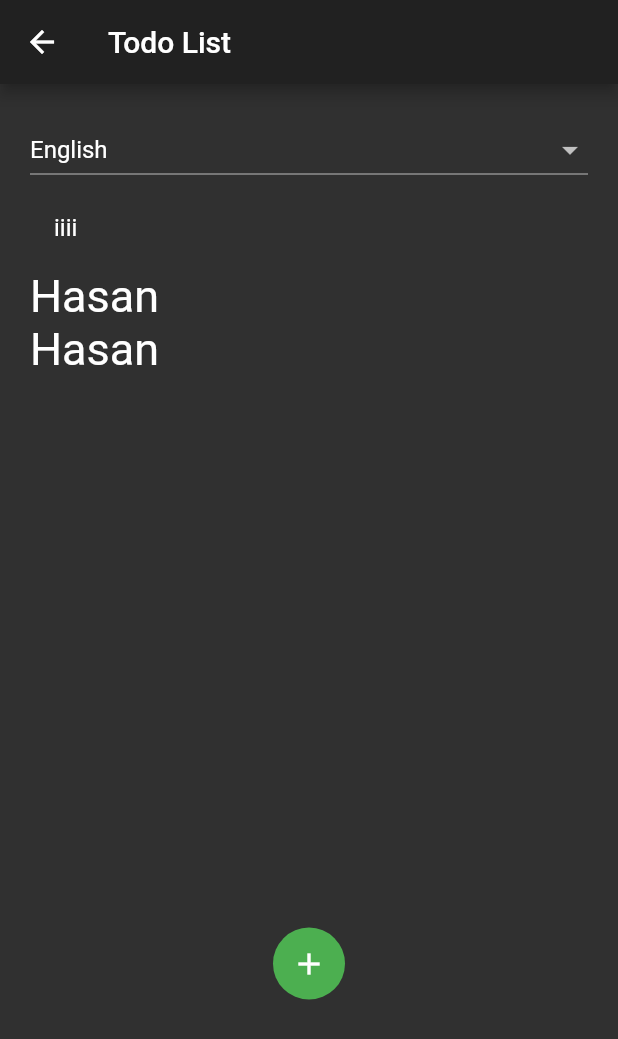
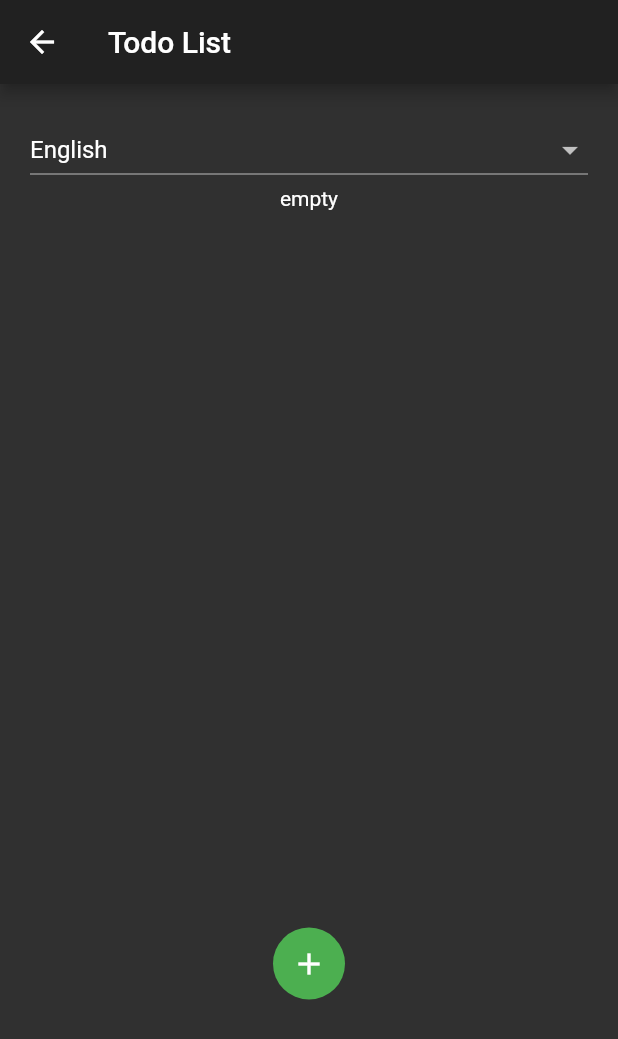
Before and after one commit to hasangenc0/personal-toolbox, a Flutter app: the screen it shows after launch, after a tap on "Todo List", on a phone screen of 412 x 824 dp. Shown: the top 1039 px of the screen. Run offline on Flutter 3.47's test engine with Material 2 defaults, Android fonts, the phone set to English and light mode, and no system bars; our stand-ins replace easy_localization, sqflite; accounts and stored records are empty.

Commit message:
add todolist

```diff
--- a/lib/views/screens/todoList.dart
+++ b/lib/views/screens/todoList.dart
@@ -1,10 +1,57 @@
 import 'package:easy_localization/easy_localization.dart';
 import 'package:flutter/cupertino.dart';
 import 'package:flutter/material.dart';
+import 'package:personal_toolbox/models/todoList.dart';
+import 'package:personal_toolbox/services/todoListService.dart';
 import 'package:personal_toolbox/views/widgets/languageSwitch.dart';
 import 'package:personal_toolbox/views/widgets/todoItem.dart';
 
-class TodoList extends StatelessWidget {
+class TodoList extends StatefulWidget {
+  final service = TodoListService();
+  @override
+  TodoListState createState() => TodoListState();
+}
+
+class TodoListState extends State<TodoList> {
+  List<TodoItemModel> items;
+  void addItem(TodoItemModel value) {
+    widget.service.addItem(value).then((value) => {this.getItems()});
+  }
+
+  void updateItem(TodoItemModel value) {
+    widget.service.updateItem(value).then((value) => {this.getItems()});
+  }
+
+  void getItems() async {
+    List<TodoItemModel> _items = await widget.service.getItems();
+
+    if (_items.isNotEmpty) {
+      setState(() {
+        items = _items;
+      });
+    }
+  }
+
+  void addEmptyItem() {
+    if ((items != null &&
+        items.isNotEmpty &&
+        (items.first.id == null ||
+            items.first.title == null ||
+            items.first.title == ''))) {
+      return;
+    }
+    setState(() {
+      List rest = items != null ? items : [];
+      items = [TodoItemModel(null, '', '', false, false), ...rest];
+    });
+  }
+
+  @override
+  void initState() {
+    super.initState();
+    this.getItems();
+  }
+
   @override
   Widget build(BuildContext context) {
     return Scaffold(
@@ -20,22 +67,24 @@ class TodoList extends StatelessWidget {
                   height: MediaQuery.of(context).size.height * 0.60,
                   child: Column(children: <Widget>[
                     Expanded(
-                        child: ListView(
-                      scrollDirection: Axis.vertical,
-                      shrinkWrap: true,
-                      physics: const AlwaysScrollableScrollPhysics(),
-                      children: <Widget>[
-                        TodoItem(),
-                        Text(
-                          'Hasan',
-                          style: TextStyle(fontSize: 30),
-                        ),
-                        Text(
-                          'Hasan',
-                          style: TextStyle(fontSize: 30),
-                        )
-                      ],
-                    )),
+                      child: items != null && items.length > 0
+                          ? ListView.builder(
+                              scrollDirection: Axis.vertical,
+                              shrinkWrap: true,
+                              physics: const AlwaysScrollableScrollPhysics(),
+                              itemCount: items.length,
+                              itemBuilder: (context, i) {
+                                return TodoItem(
+                                    key: Key(items[i].id.toString()),
+                                    value: items[i].title,
+                                    addItemCallback: items[i].id != null
+                                        ? updateItem
+                                        : addItem,
+                                    id: items[i].id);
+                              },
+                            )
+                          : Text('empty'),
+                    ),
                   ])),
               Ink(
                 decoration: const ShapeDecoration(
@@ -45,7 +94,7 @@ class TodoList extends StatelessWidget {
                 child: IconButton(
                   icon: Icon(Icons.add),
                   color: Colors.white,
-                  onPressed: () {},
+                  onPressed: addEmptyItem,
                 ),
               ),
             ]),
```
